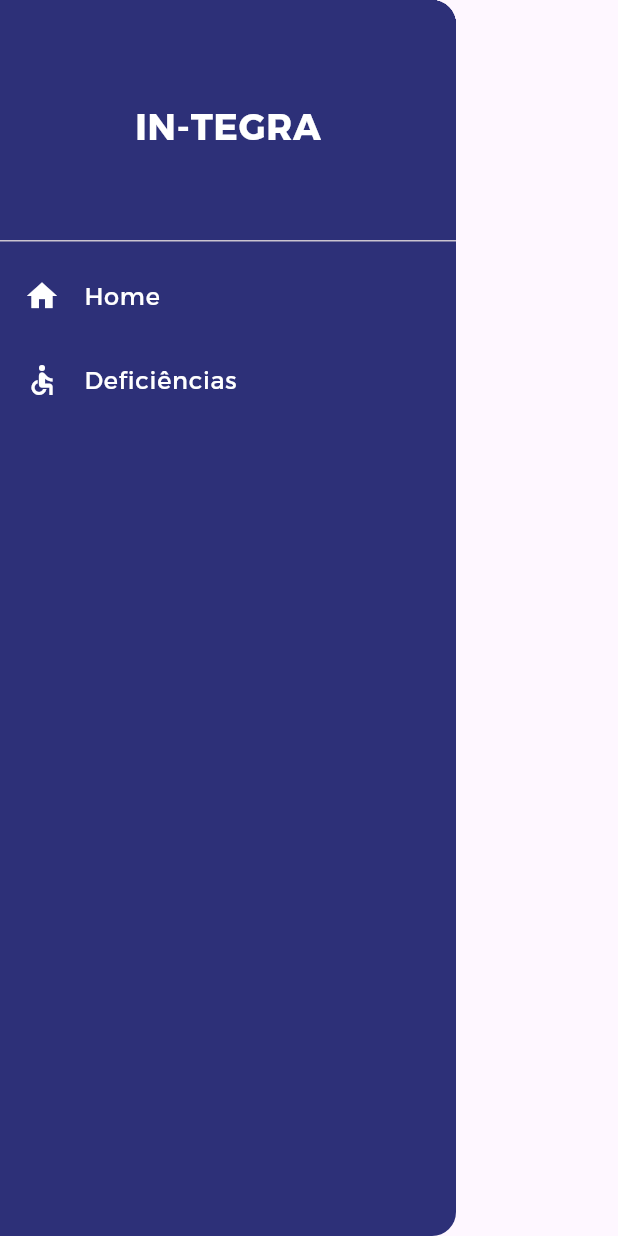
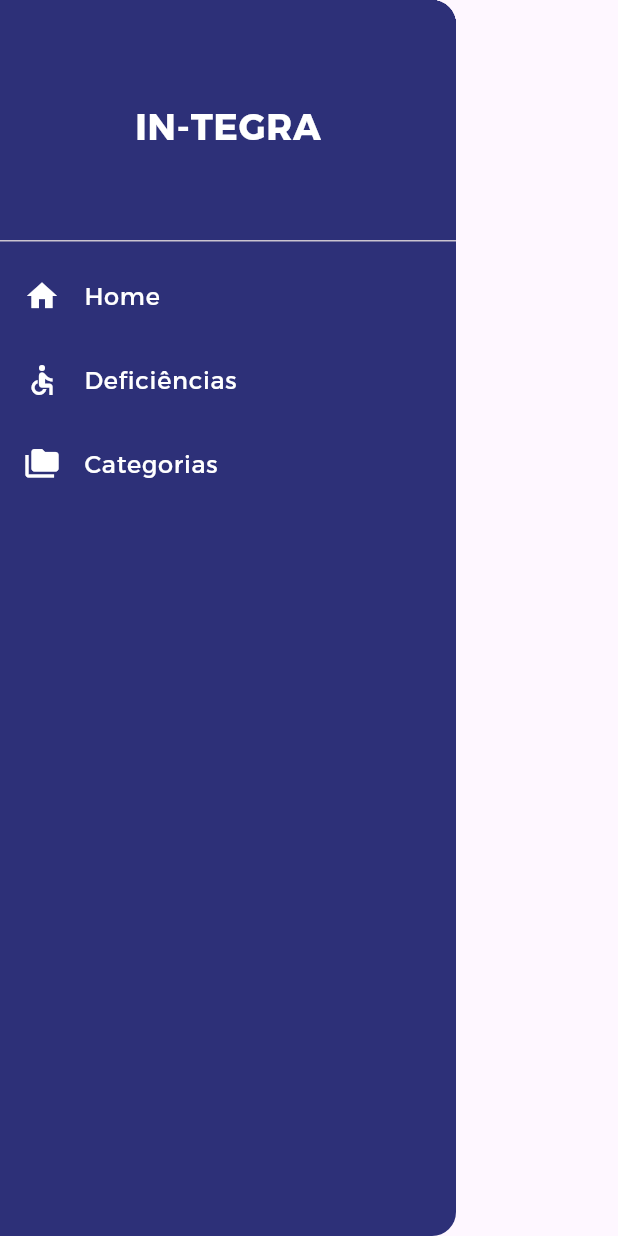
Before and after one commit to EVA-Systems-Technology/IN-TEGRA_App, a Flutter app: the AppDrawer widget shown alone on an empty page, opened directly, on a phone screen of 412 x 824 dp. Run offline on Flutter 3.47's test engine with Material 3 defaults, Android fonts, the phone set to English and light mode, and no system bars; our stand-ins replace decimal; network calls fail.

Commit message:
Adicionando o listTile das categorias

```diff
--- a/integra_catalago_app/lib/widgets/drawer.dart
+++ b/integra_catalago_app/lib/widgets/drawer.dart
@@ -1,5 +1,4 @@
 import 'package:flutter/material.dart';
-
 
 class AppDrawer extends StatelessWidget {
   const AppDrawer({super.key});
@@ -51,6 +50,18 @@ class AppDrawer extends StatelessWidget {
               Navigator.pushNamed(context, '/deficiencias');
             },
           ),
+
+          ListTile(
+            leading: const Icon(Icons.folder_copy, color: Colors.white),
+            title: const Text(
+              'Categorias',
+              style: TextStyle(color: Colors.white, fontFamily: 'Alexandria'),
+            ),
+            onTap: () {
+              Navigator.pop(context); // Fecha o drawer
+              Navigator.pushNamed(context, '/categorias');
+            },
+          ),
         ],
       ),
     );
```
Also changed, not shown: integra_catalago_app/lib/page_home.dart (+3 -4 lines).
